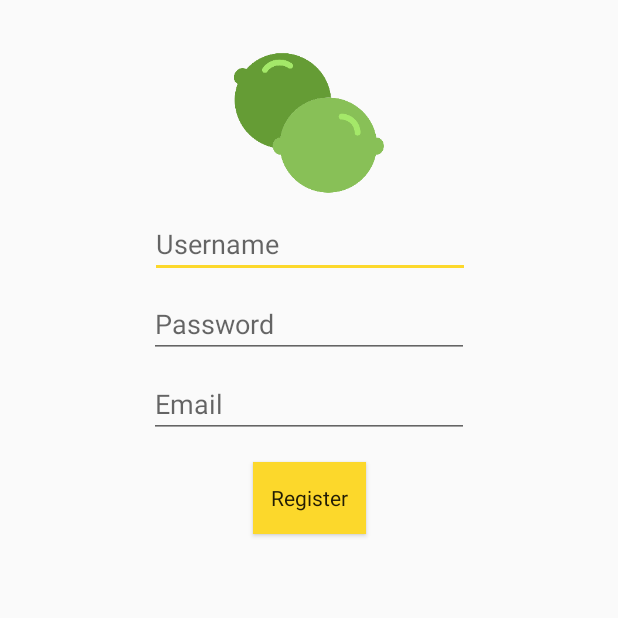
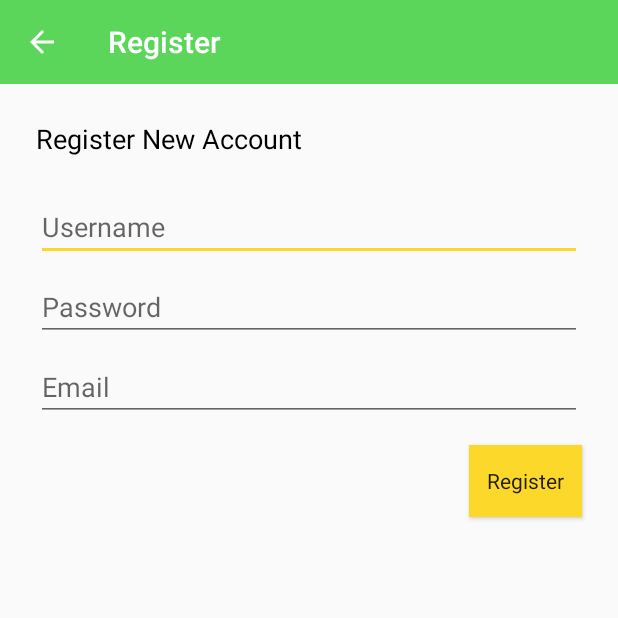
Before and after one commit to johnnyn95/LimeChat, an Android app: the RegisterActivity screen opened directly, with no data from a screen before it, on a phone screen of 412 x 824 dp, the top half of it. Run offline under Robolectric (Android 15) with nearby library versions, the phone set to English and light mode, and no system bars; our stand-ins replace Firebase (no records; nobody signed in at launch, a user with empty details on screens opened directly).

Commit message:
Started adding login,fixed the UI a little bit

```diff
--- a/app/src/main/java/com/example/jnguyen/limechat/RegisterActivity.java
+++ b/app/src/main/java/com/example/jnguyen/limechat/RegisterActivity.java
@@ -5,6 +5,7 @@ import android.content.Intent;
 import android.support.annotation.NonNull;
 import android.support.v7.app.AppCompatActivity;
 import android.os.Bundle;
+import android.support.v7.widget.Toolbar;
 import android.util.Log;
 import android.view.View;
 import android.widget.Button;
@@ -37,6 +38,10 @@ public class RegisterActivity extends AppCompatActivity {
         mEmail = findViewById(R.id.et_email);
         btnRegister = findViewById(R.id.btn_register);
 
+        Toolbar mToolbar =  findViewById(R.id.register_toolbar);
+        mToolbar.setTitle(R.string.action_register);
+        setSupportActionBar(mToolbar);
+        getSupportActionBar().setDisplayHomeAsUpEnabled(true);
 
         btnRegister.setOnClickListener(new View.OnClickListener() {
             @Override
--- a/app/src/main/res/layout/activity_register.xml
+++ b/app/src/main/res/layout/activity_register.xml
@@ -6,28 +6,32 @@
     android:layout_height="match_parent"
     tools:context=".RegisterActivity">
 
+    <include
+        android:id="@+id/register_toolbar"
+        layout="@layout/app_bar_layout" />
+
     <EditText
         android:id="@+id/et_username"
-        android:layout_width="wrap_content"
+        android:layout_width="0dp"
         android:layout_height="wrap_content"
-        android:layout_marginEnd="8dp"
-        android:layout_marginStart="8dp"
-        android:layout_marginTop="8dp"
+        android:layout_marginEnd="24dp"
+        android:layout_marginStart="24dp"
+        android:layout_marginTop="24dp"
         android:ems="10"
         android:hint="@string/username"
         android:inputType="textPersonName"
         app:layout_constraintEnd_toEndOf="parent"
         app:layout_constraintHorizontal_bias="0.503"
         app:layout_constraintStart_toStartOf="parent"
-        app:layout_constraintTop_toBottomOf="@+id/imageView"
+        app:layout_constraintTop_toBottomOf="@id/tv_register_message"
         tools:ignore="MissingConstraints" />
 
     <EditText
         android:id="@+id/et_password"
-        android:layout_width="wrap_content"
+        android:layout_width="0dp"
         android:layout_height="wrap_content"
-        android:layout_marginEnd="8dp"
-        android:layout_marginStart="8dp"
+        android:layout_marginEnd="24dp"
+        android:layout_marginStart="24dp"
         android:layout_marginTop="8dp"
         android:ems="10"
         android:hint="@string/password"
@@ -39,10 +43,10 @@
 
     <EditText
         android:id="@+id/et_email"
-        android:layout_width="wrap_content"
+        android:layout_width="0dp"
         android:layout_height="wrap_content"
-        android:layout_marginEnd="8dp"
-        android:layout_marginStart="8dp"
+        android:layout_marginEnd="24dp"
+        android:layout_marginStart="24dp"
         android:layout_marginTop="8dp"
         android:ems="10"
         android:hint="@string/email"
@@ -57,25 +61,37 @@
         style="?attr/actionButtonStyle"
         android:layout_width="wrap_content"
         android:layout_height="wrap_content"
-        android:layout_marginEnd="8dp"
-        android:layout_marginStart="8dp"
+        android:layout_marginEnd="24dp"
         android:layout_marginTop="16dp"
         android:background="?attr/colorAccent"
+        android:paddingLeft="@dimen/text_size_medium"
+        android:paddingRight="@dimen/text_size_medium"
         android:text="@string/action_register"
         app:layout_constraintEnd_toEndOf="parent"
-        app:layout_constraintStart_toStartOf="parent"
         app:layout_constraintTop_toBottomOf="@+id/et_email" />
 
-    <ImageView
-        android:id="@+id/imageView"
-        android:layout_width="100dp"
-        android:layout_height="100dp"
-        android:layout_marginEnd="8dp"
-        android:layout_marginStart="8dp"
-        android:layout_marginTop="32dp"
-        app:layout_constraintEnd_toEndOf="parent"
+    <TextView
+        android:id="@+id/tv_register_message"
+        android:layout_width="wrap_content"
+        android:layout_height="wrap_content"
+        android:layout_marginStart="24dp"
+        android:layout_marginTop="24dp"
+        android:text="@string/message_register"
+        android:textColor="@android:color/black"
+        android:textSize="@dimen/text_size_medium"
         app:layout_constraintStart_toStartOf="parent"
-        app:layout_constraintTop_toTopOf="parent"
-        app:srcCompat="@mipmap/lime" />
+        app:layout_constraintTop_toBottomOf="@id/register_toolbar" />
+
+    <!--<ImageView-->
+        <!--android:id="@+id/imageView"-->
+        <!--android:layout_width="100dp"-->
+        <!--android:layout_height="100dp"-->
+        <!--android:layout_marginEnd="8dp"-->
+        <!--android:layout_marginStart="8dp"-->
+        <!--android:layout_marginTop="16dp"-->
+        <!--app:layout_constraintEnd_toEndOf="parent"-->
+        <!--app:layout_constraintStart_toStartOf="parent"-->
+        <!--app:layout_constraintTop_toBottomOf="@id/register_toolbar"-->
+        <!--app:srcCompat="@mipmap/lime" />-->
 
 </android.support.constraint.ConstraintLayout>
--- a/app/src/main/res/layout/app_bar_layout.xml
+++ b/app/src/main/res/layout/app_bar_layout.xml
@@ -1,5 +1,6 @@
 <?xml version="1.0" encoding="utf-8"?>
 <android.support.v7.widget.Toolbar xmlns:android="http://schemas.android.com/apk/res/android"
+    xmlns:app="http://schemas.android.com/apk/res-auto"
     android:id="@+id/main_app_bar"
     android:layout_width="match_parent"
     android:layout_height="wrap_content"
--- /dev/null
+++ b/app/src/main/res/values-441x160/dimens.xml
@@ -0,0 +1,5 @@
+<?xml version="1.0" encoding="utf-8"?>
+<resources>
+    <dimen name="app_bar_height">48dp</dimen>
+    <dimen name="text_size_medium">18dp</dimen>
+</resources>
--- a/app/src/main/res/values/colors.xml
+++ b/app/src/main/res/values/colors.xml
@@ -1,6 +1,6 @@
 <?xml version="1.0" encoding="utf-8"?>
 <resources>
-    <color name="colorPrimary">#88C057</color>
-    <color name="colorPrimaryDark">#659C35</color>
+    <color name="colorPrimary">#5bd65b</color>
+    <color name="colorPrimaryDark">#4ac688</color>
     <color name="colorAccent">#FCD82B</color>
 </resources>
--- a/app/src/main/res/values/strings.xml
+++ b/app/src/main/res/values/strings.xml
@@ -1,6 +1,7 @@
 <resources>
     <string name="app_name">LimeChat</string>
     <string name="message_welcome">Welcome to LimeChat!</string>
+    <string name="message_register">Register New Account</string>
     <string name="action_login">Login</string>
     <string name="action_register">Register</string>
     <string name="username">Username</string>
```
Also changed, not shown: app/src/main/AndroidManifest.xml (+5 -2 lines), app/src/main/java/com/example/jnguyen/limechat/LoginActivity.java (added, +13 -0 lines), app/src/main/java/com/example/jnguyen/limechat/MainActivity.java (+21 -3 lines), app/src/main/java/com/example/jnguyen/limechat/StartActivity.java (+12 -1 lines), app/src/main/res/layout/activity_login.xml (added, +11 -0 lines), app/src/main/res/layout/activity_main.xml (+12 -10 lines), app/src/main/res/layout/activity_start.xml (+6 -3 lines).
